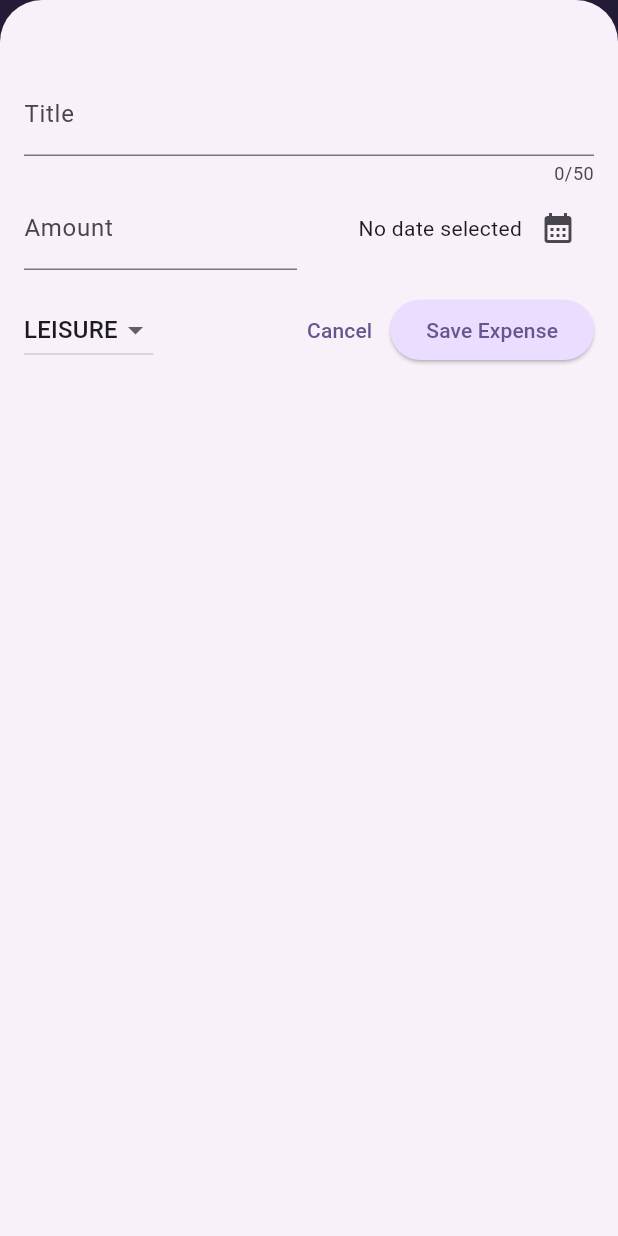
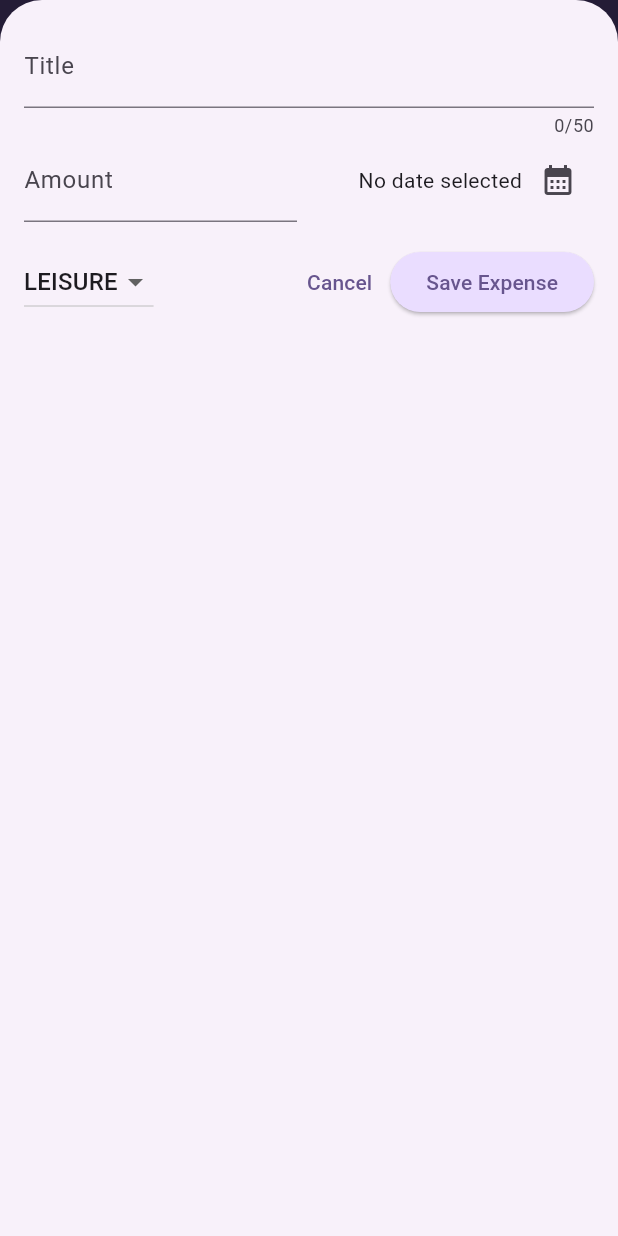
Before and after one commit to Thi1503/expense_tracker_app, a Flutter app: the screen it shows after launch, after a tap on the "add" icon, on a phone screen of 412 x 824 dp. Run offline on Flutter 3.47's test engine with Material 3 defaults, Android fonts, the phone set to English and light mode, and no system bars.

Commit message:
end of project

```diff
--- a/lib/widgets/expenses.dart
+++ b/lib/widgets/expenses.dart
@@ -29,8 +29,9 @@ class _ExpensesState extends State<Expenses> {
   ];
 
   // Hiển thị phần thêm mục chi phí mới
-  void _openExpenseOverLay() {
+  void _openAddExpenseOverLay() {
     showModalBottomSheet(
+      useSafeArea: true,
         isScrollControlled: true,
         context: context,
         builder: (ctx) => NewExpense(onAddExpense: _addExpense));
@@ -85,7 +86,7 @@ class _ExpensesState extends State<Expenses> {
         title: const Text('Flutter ExpenseTracker'),
         actions: [
           IconButton(
-            onPressed: _openExpenseOverLay,
+            onPressed: _openAddExpenseOverLay,
             icon: const Icon(Icons.add),
           )
         ],
--- a/lib/widgets/new_expense.dart
+++ b/lib/widgets/new_expense.dart
@@ -75,8 +75,13 @@ class _NewExpenseState extends State<NewExpense> {
 
   @override
   Widget build(BuildContext context) {
-    return Padding(
-      padding: const EdgeInsets.fromLTRB(16, 48, 16, 16),
+    final keyboardSpace = MediaQuery.of(context).viewInsets.bottom;
+
+    return SizedBox(
+      height: double.infinity,
+      child: SingleChildScrollView(
+        child: Padding(
+          padding: EdgeInsets.fromLTRB(16, 16, 16, keyboardSpace + 16),
           child: Column(
             children: [
               TextField(
@@ -148,6 +153,8 @@ class _NewExpenseState extends State<NewExpense> {
               )
             ],
           ),
+        ),
+      ),
     );
   }
 }
```
Lines whose indentation alone changed are shown as unchanged.
